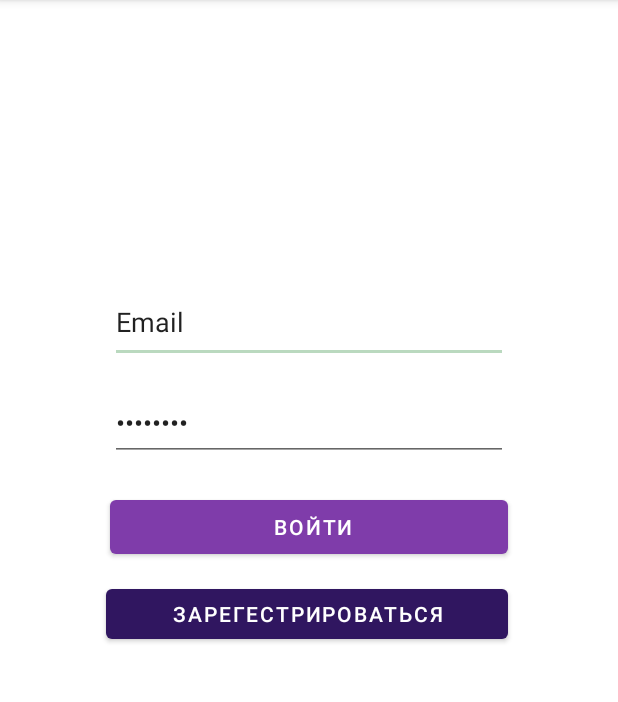
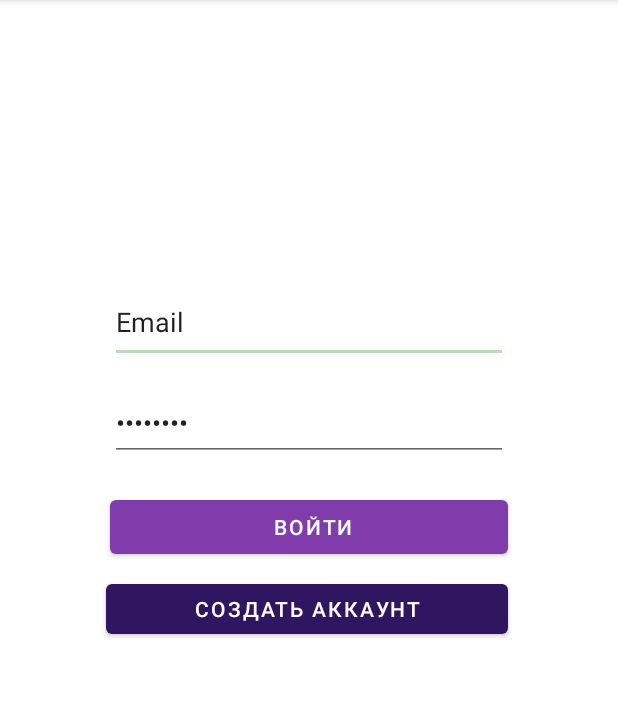
Before and after one commit to MeowEnglish/MeowEnglish, an Android app: the LoginActivity screen opened directly, with no data from a screen before it, on a phone screen of 412 x 824 dp, the part 84-786 px from its top. Run offline under Robolectric (Android 15) with nearby library versions, the light colour scheme and no system bars; our stand-ins replace Firebase (no records; nobody signed in at launch, a user with empty details on screens opened directly).

Commit message:
Added some interface for login

```diff
--- a/app/build.gradle
+++ b/app/build.gradle
@@ -43,6 +43,7 @@ dependencies {
     implementation files('libs/epublib-core-latest.jar')
     implementation 'com.google.firebase:firebase-database:19.2.1'
     implementation 'com.android.support.constraint:constraint-layout:2.0.4'
+    implementation 'com.google.firebase:firebase-auth:20.0.4'
     testImplementation 'junit:junit:4.+'
     androidTestImplementation 'androidx.test.ext:junit:1.1.1'
     androidTestImplementation 'androidx.test.espresso:espresso-core:3.2.0'
--- a/app/src/main/java/com/meowenglish/meowenglish/LoginActivity.java
+++ b/app/src/main/java/com/meowenglish/meowenglish/LoginActivity.java
@@ -4,13 +4,23 @@ import android.os.Bundle;
 import android.os.PersistableBundle;
 import android.view.View;
 import android.widget.EditText;
+import android.widget.Spinner;
 
 import androidx.annotation.Nullable;
 import androidx.appcompat.app.AppCompatActivity;
 
+import com.google.firebase.FirebaseApp;
+import com.google.firebase.auth.FirebaseAuth;
+import com.google.firebase.auth.FirebaseUser;
+
 public class LoginActivity extends AppCompatActivity
 {
-    private EditText edLogin, edPassword, edName, edGender, edOccupation;
+    String[] Gender = { "Мужской", "Женский", "Свой"};
+
+    private EditText edLogin, edEmail, edPasswordSignUp, edPassword, edName, edOccupation;
+
+    private Spinner edGender;
+    private FirebaseAuth mAuth;
     @Override
     public void onCreate(@Nullable Bundle savedInstanceState)
     {
@@ -18,13 +28,32 @@ public class LoginActivity extends AppCompatActivity
         setContentView(R.layout.login_layout);
         init();
     }
+
+    @Override
+    protected void onStart() {
+        super.onStart();
+        FirebaseUser User = mAuth.getCurrentUser();
+    }
+
     private void init()
     {
         edLogin = findViewById(R.id.edLogin);
+        edEmail = findViewById(R.id.edEmail);
+        edPasswordSignUp = findViewById(R.id.edPasswordSignUp);
         edPassword = findViewById(R.id.edPassword);
+        edName = findViewById(R.id.edName);
+        edGender = (Spinner) findViewById(R.id.edGender);
+        edOccupation = findViewById(R.id.edOccupation);
+        edPassword = findViewById(R.id.edPassword);
+        mAuth = FirebaseAuth.getInstance();
     }
 
     public void onClickSignUp(View view)
+    {
+
+    }
+
+    public void onClickCreateAcc(View view)
     {
 
     }
--- a/app/src/main/res/layout/login_layout.xml
+++ b/app/src/main/res/layout/login_layout.xml
@@ -13,6 +13,7 @@
         android:ems="10"
         android:inputType="textPersonName"
         android:text="Email"
+        android:visibility="visible"
         app:layout_constraintEnd_toEndOf="parent"
         app:layout_constraintStart_toStartOf="parent"
         app:layout_constraintTop_toTopOf="parent" />
@@ -25,6 +26,7 @@
         android:ems="10"
         android:inputType="textPassword"
         android:text="password"
+        android:visibility="visible"
         app:layout_constraintEnd_toEndOf="@+id/edLogin"
         app:layout_constraintStart_toStartOf="@+id/edLogin"
         app:layout_constraintTop_toBottomOf="@+id/edLogin" />
@@ -36,6 +38,7 @@
         android:layout_marginTop="20dp"
         android:onClick="onClickSignIn"
         android:text=" Войти"
+        android:visibility="visible"
         app:backgroundTint="#7F3CAA"
         app:layout_constraintEnd_toEndOf="@+id/edPassword"
         app:layout_constraintHorizontal_bias="0.0"
@@ -46,13 +49,93 @@
         android:id="@+id/edSignUp"
         android:layout_width="268dp"
         android:layout_height="45dp"
-        android:layout_marginTop="11dp"
-        android:onClick="onClickSignUp"
-        android:text="Зарегестрироваться"
+        android:layout_marginTop="8dp"
+        android:onClick="onClickCreateAcc"
+        android:text="Создать аккаунт"
+        android:visibility="visible"
         app:backgroundTint="#301660"
         app:layout_constraintEnd_toEndOf="@+id/edSignIn"
         app:layout_constraintHorizontal_bias="1.0"
         app:layout_constraintStart_toStartOf="@+id/edSignIn"
         app:layout_constraintTop_toBottomOf="@+id/edSignIn" />
 
+    <EditText
+        android:id="@+id/edName"
+        android:layout_width="291dp"
+        android:layout_height="47dp"
+        android:layout_marginTop="128dp"
+        android:ems="10"
+        android:inputType="textPersonName"
+        android:text="Name"
+        android:visibility="gone"
+        app:layout_constraintEnd_toEndOf="parent"
+        app:layout_constraintStart_toStartOf="parent"
+        app:layout_constraintTop_toTopOf="@+id/edLogin" />
+
+    <EditText
+        android:id="@+id/edEmail"
+        android:layout_width="291dp"
+        android:layout_height="51dp"
+        android:layout_marginTop="23dp"
+        android:ems="10"
+        android:inputType="textEmailAddress"
+        android:visibility="gone"
+        app:layout_constraintEnd_toEndOf="@+id/edName"
+        app:layout_constraintHorizontal_bias="0.0"
+        app:layout_constraintStart_toStartOf="@+id/edName"
+        app:layout_constraintTop_toBottomOf="@+id/edName"
+        tools:text="Email" />
+
+    <EditText
+        android:id="@+id/edPasswordSignUp"
+        android:layout_width="292dp"
+        android:layout_height="48dp"
+        android:layout_marginTop="20dp"
+        android:ems="10"
+        android:inputType="textPassword"
+        android:visibility="gone"
+        app:layout_constraintEnd_toEndOf="@+id/edEmail"
+        app:layout_constraintHorizontal_bias="0.0"
+        app:layout_constraintStart_toStartOf="@+id/edEmail"
+        app:layout_constraintTop_toBottomOf="@+id/edEmail"
+        tools:text="Password" />
+
+    <Spinner
+        android:id="@+id/edGender"
+        android:layout_width="297dp"
+        android:layout_height="39dp"
+        android:layout_marginTop="28dp"
+        android:visibility="gone"
+        app:layout_constraintEnd_toEndOf="parent"
+        app:layout_constraintHorizontal_bias="0.0"
+        app:layout_constraintStart_toStartOf="@+id/edPasswordSignUp"
+        app:layout_constraintTop_toBottomOf="@+id/edPasswordSignUp" />
+
+    <Button
+        android:id="@+id/onClickSignUp"
+        android:layout_width="293dp"
+        android:layout_height="54dp"
+        android:layout_marginTop="28dp"
+        android:onClick="onClickSignUp"
+        android:text="Зарегистрироваться"
+        android:visibility="gone"
+        app:layout_constraintEnd_toEndOf="@+id/edOccupation"
+        app:layout_constraintHorizontal_bias="0.107"
+        app:layout_constraintStart_toStartOf="@+id/edOccupation"
+        app:layout_constraintTop_toBottomOf="@+id/edOccupation" />
+
+    <EditText
+        android:id="@+id/edOccupation"
+        android:layout_width="301dp"
+        android:layout_height="41dp"
+        android:layout_marginTop="36dp"
+        android:ems="10"
+        android:inputType="textPersonName"
+        android:text="Чем вы занимаетесь?"
+        android:visibility="gone"
+        app:layout_constraintEnd_toEndOf="@+id/edGender"
+        app:layout_constraintHorizontal_bias="0.465"
+        app:layout_constraintStart_toStartOf="@+id/edGender"
+        app:layout_constraintTop_toBottomOf="@+id/edGender" />
+
 </androidx.constraintlayout.widget.ConstraintLayout>
--- a/build.gradle
+++ b/build.gradle
@@ -7,7 +7,7 @@ buildscript {
     dependencies {
 
         classpath "com.android.tools.build:gradle:4.1.1"
-        classpath 'com.google.gms:google-services:4.3.3'
+        classpath 'com.google.gms:google-services:4.3.5'
 
 
         // NOTE: Do not place your application dependencies here; they belong
```
